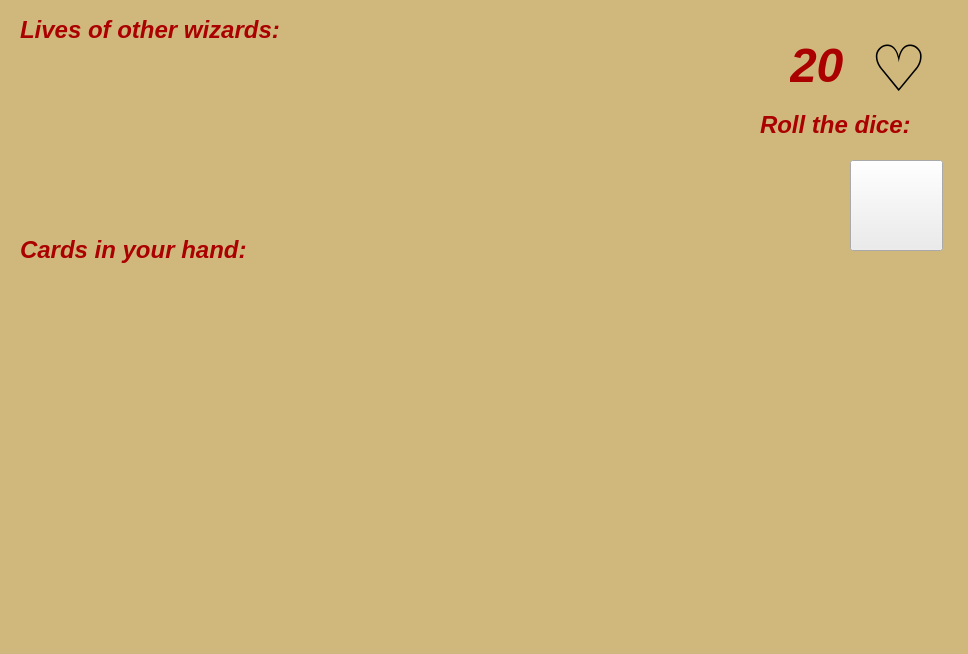
This is forms/board.ui in Alina-Muha/Epic-Spell-Wars as Qt 5 draws it before an edit. The edited form follows.
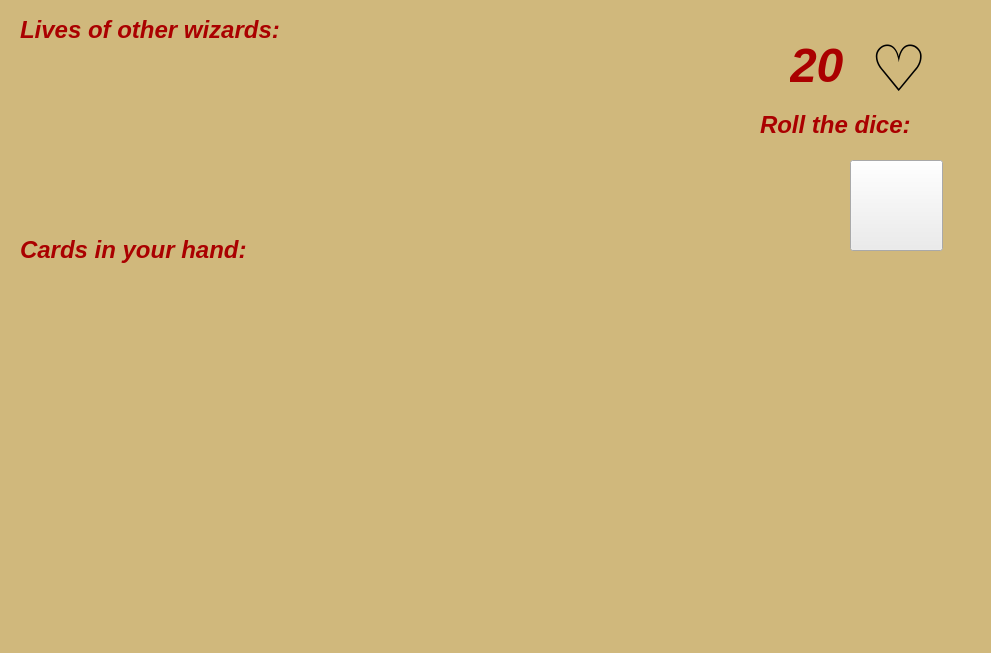
This is the edited form.

Diff of the .ui file:
```diff
--- a/forms/board.ui
+++ b/forms/board.ui
@@ -6,8 +6,8 @@
    <rect>
     <x>0</x>
     <y>0</y>
-    <width>968</width>
-    <height>654</height>
+    <width>991</width>
+    <height>653</height>
    </rect>
   </property>
   <property name="windowTitle">
```
